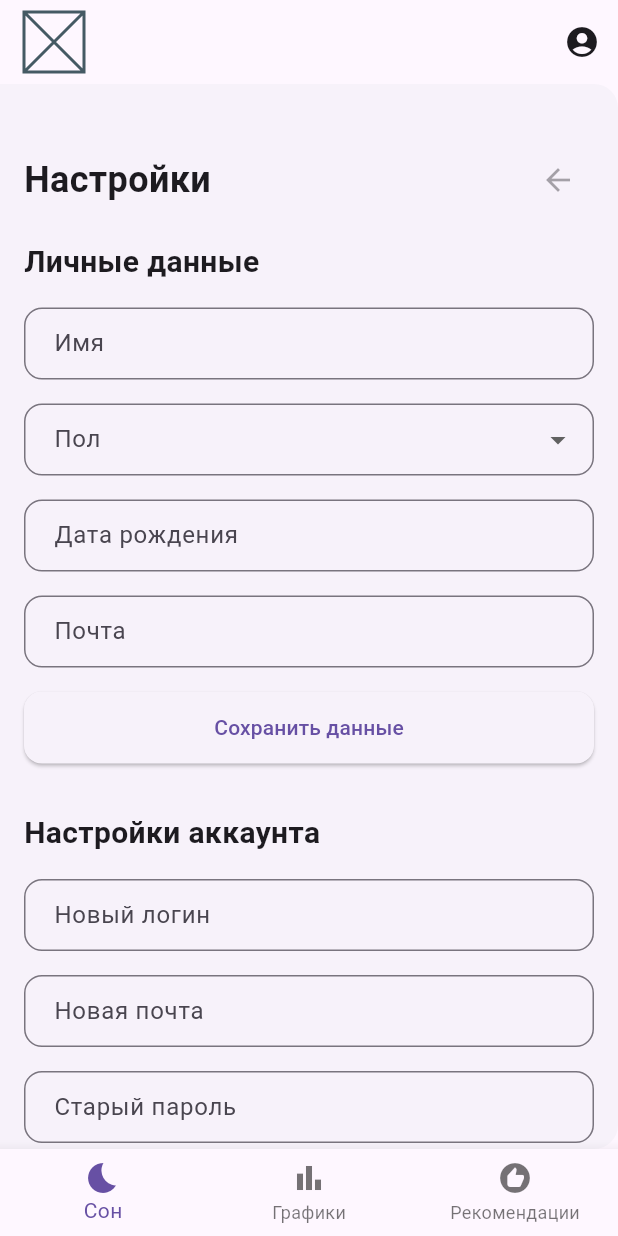
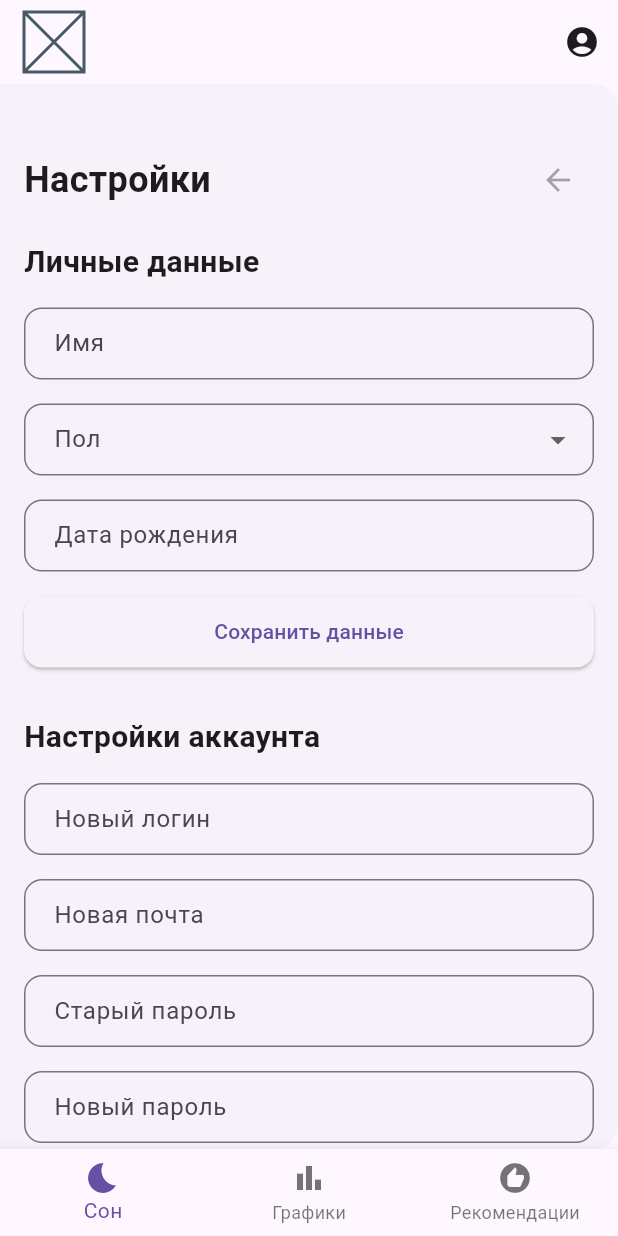
Before and after one commit to DaniilTooZir/SleepTracking_Flutter, a Flutter app: the SettingScreen screen opened by its route, after a tap on "Сохранить данные", on a phone screen of 412 x 824 dp. Run offline on Flutter 3.47's test engine with Material 3 defaults, Android fonts, the light colour scheme and no system bars; our stand-ins replace fl_chart, flutter_dotenv, go_router, image_picker, supabase_flutter; accounts and stored records are empty.

Commit message:
Реализована логика добавления данных

```diff
--- a/lib/ui/screens/setting_screen.dart
+++ b/lib/ui/screens/setting_screen.dart
@@ -1,5 +1,7 @@
 import 'package:flutter/material.dart';
-
+import 'package:provider/provider.dart';
+import 'package:sleep_tracking/models/personal_data_user.dart';
+import 'package:sleep_tracking/providers/user_provider.dart';
 import 'package:sleep_tracking/data/services/setting_service.dart';
 
 class SettingScreen extends StatefulWidget {
@@ -11,6 +13,72 @@
 }
 
 class _SettSettingScreenState extends State<SettingScreen> {
+  final _nameController = TextEditingController();
+  String? _selectedGender;
+  DateTime? _selectedBirthDate;
+
+  final _settingService = SettingService();
+  PersonalDataUser? _personalData;
+
+  @override
+  void initState() {
+    super.initState();
+    _loadPersonalData();
+  }
+
+  Future<void> _loadPersonalData() async {
+    final userId = context.read<UserProvider>().userId!;
+    final data = await _settingService.fetchPersonalData(userId);
+    if (data != null) {
+      setState(() {
+        _personalData = data;
+        _nameController.text = data.name;
+        _selectedGender = data.gender;
+        _selectedBirthDate = data.birthDate;
+      });
+    }
+  }
+
+  Future<void> _pickDate() async {
+    final now = DateTime.now();
+    final picked = await showDatePicker(
+      context: context,
+      initialDate: _selectedBirthDate ?? DateTime(2000),
+      firstDate: DateTime(1900),
+      lastDate: now,
+    );
+    if (picked != null) {
+      setState(() {
+        _selectedBirthDate = picked;
+      });
+    }
+  }
+
+  Future<void> _saveData() async {
+    final userId = context.read<UserProvider>().userId!;
+    final data = PersonalDataUser(
+      id: _personalData?.id,
+      userId: userId,
+      name: _nameController.text,
+      gender: _selectedGender ?? '',
+      birthDate: _selectedBirthDate ?? DateTime(2000, 1, 1),
+    );
+
+    try {
+      await _settingService.saveOrUpdatePersonalData(data);
+      ScaffoldMessenger.of(
+        context,
+      ).showSnackBar(const SnackBar(content: Text('Данные успешно обновлены')));
+      setState(() {
+        _personalData = data;
+      });
+    } catch (e) {
+      ScaffoldMessenger.of(
+        context,
+      ).showSnackBar(SnackBar(content: Text('Ошибка при сохранении: $e')));
+    }
+  }
+
   @override
   Widget build(BuildContext context) {
     return Drawer(
@@ -55,6 +123,7 @@
         ),
         const SizedBox(height: 16),
         TextField(
+          controller: _nameController,
           decoration: InputDecoration(
             labelText: "Имя",
             border: OutlineInputBorder(borderRadius: BorderRadius.circular(12)),
@@ -66,6 +135,7 @@
         ),
         const SizedBox(height: 16),
         DropdownButtonFormField<String>(
+          value: _selectedGender,
           decoration: InputDecoration(
             labelText: "Пол",
             border: OutlineInputBorder(borderRadius: BorderRadius.circular(12)),
@@ -82,11 +152,21 @@
               child: Text("Не указывать"),
             ),
           ],
-          onChanged: (value) {},
+          onChanged: (value) {
+            setState(() {
+              _selectedGender = value;
+            });
+          },
         ),
         const SizedBox(height: 16),
         TextField(
           readOnly: true,
+          controller: TextEditingController(
+            text:
+                _selectedBirthDate != null
+                    ? "${_selectedBirthDate!.day.toString().padLeft(2, '0')}.${_selectedBirthDate!.month.toString().padLeft(2, '0')}.${_selectedBirthDate!.year}"
+                    : '',
+          ),
           decoration: InputDecoration(
             labelText: "Дата рождения",
             border: OutlineInputBorder(borderRadius: BorderRadius.circular(12)),
@@ -95,26 +175,11 @@
               horizontal: 16,
             ),
           ),
-          onTap: () {
-            // TODO: добавить выбор даты
-          },
-        ),
-        const SizedBox(height: 16),
-        TextField(
-          decoration: InputDecoration(
-            labelText: "Почта",
-            border: OutlineInputBorder(borderRadius: BorderRadius.circular(12)),
-            contentPadding: const EdgeInsets.symmetric(
-              vertical: 12,
-              horizontal: 16,
-            ),
-          ),
+          onTap: _pickDate,
         ),
         const SizedBox(height: 16),
         ElevatedButton(
-          onPressed: () {
-            // TODO: сохранить личные данные
-          },
+          onPressed: _saveData,
           style: ElevatedButton.styleFrom(
             minimumSize: const Size(double.infinity, 48),
             shape: RoundedRectangleBorder(
@@ -184,7 +249,7 @@
         const SizedBox(height: 16),
         ElevatedButton(
           onPressed: () {
-            // TODO: сменить данные
+            // TODO: смена данных аккаунта
           },
           style: ElevatedButton.styleFrom(
             minimumSize: const Size(double.infinity, 48),
@@ -200,7 +265,7 @@
         Center(
           child: TextButton(
             onPressed: () {
-              // TODO: подтверждение и удаление аккаунта
+              // TODO: удаление аккаунта с подтверждением
             },
             style: TextButton.styleFrom(foregroundColor: Colors.red),
             child: const Text("Удалить аккаунт"),
```
Also changed, not shown: lib/data/services/setting_service.dart (+23 -1 lines), lib/models/personal_data_user.dart (+9 -6 lines).
